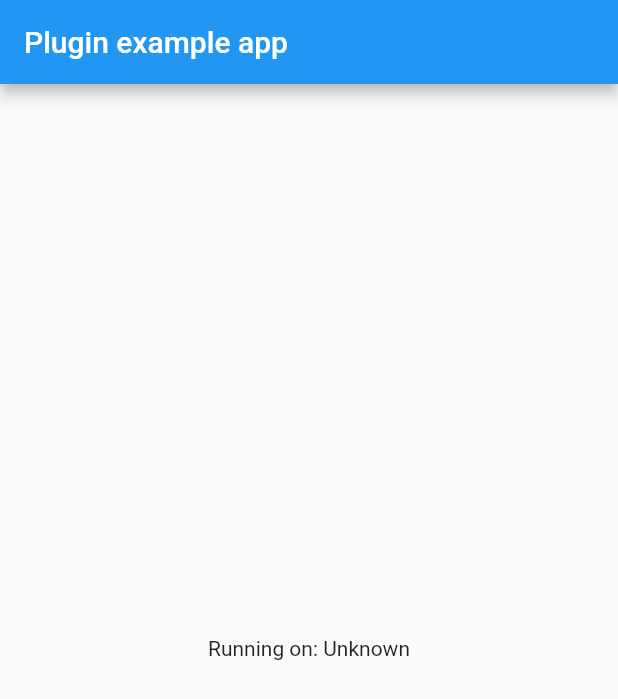
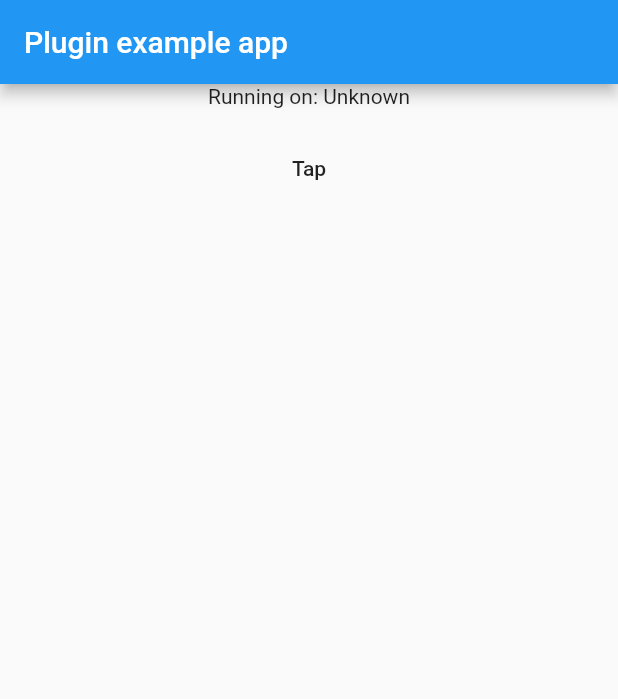
Before and after one commit to girl23/zlMacAddress, a Flutter app: the screen it shows after launch, on a phone screen of 412 x 824 dp. Shown: the top 699 px of the screen. Run offline on Flutter 3.47's test engine with Material 2 defaults, Android fonts, the phone set to English and light mode, and no system bars.

Commit message:
插件校验

```diff
--- a/example/lib/main.dart
+++ b/example/lib/main.dart
@@ -3,6 +3,7 @@ import 'dart:async';
 
 import 'package:flutter/services.dart';
 import 'package:zlmacaddress/zlmacaddress.dart';
+import 'testPage.dart';
 
 void main() => runApp(MyApp());
 
@@ -12,6 +13,26 @@ class MyApp extends StatefulWidget {
 }
 
 class _MyAppState extends State<MyApp> {
+
+  @override
+  Widget build(BuildContext context) {
+    return MaterialApp(
+      home: Scaffold(
+        appBar: AppBar(
+          title: const Text('Plugin example app'),
+        ),
+        body:HomePage(),
+
+      ),
+    );
+  }
+}
+class HomePage extends StatefulWidget {
+  @override
+  _HomePageState createState() => _HomePageState();
+}
+
+class _HomePageState extends State<HomePage> {
   String _platformVersion = 'Unknown';
 
   @override
@@ -39,18 +60,23 @@ class _MyAppState extends State<MyApp> {
       _platformVersion = platformVersion;
     });
   }
-
   @override
   Widget build(BuildContext context) {
-    return MaterialApp(
-      home: Scaffold(
-        appBar: AppBar(
-          title: const Text('Plugin example app'),
-        ),
-        body: Center(
-          child: Text('Running on: $_platformVersion\n'),
-        ),
+    return  Center(
+      child:Column(
+        children: <Widget>[
+          Text('Running on: $_platformVersion\n'),
+          FlatButton(
+            child: Text('Tap'),
+            onPressed:(){
+              Navigator.of(context).push(MaterialPageRoute(builder: (context) => MenusDemo()));
+
+            } ,
+
+          )
+        ],
       ),
+//          Text('Running on: $_platformVersion\n'),
     );
   }
 }
```
Also changed, not shown: example/lib/testPage.dart (added, +49 -0 lines), 1 other file.
